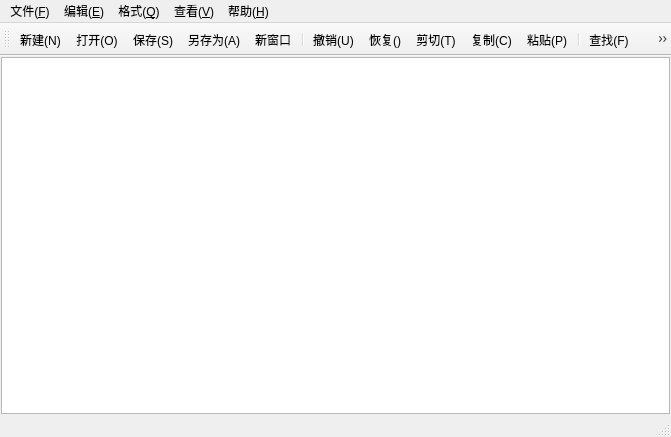
First picture: the form in mainwindow.ui, repository mtpatient/Qt_Lab, before the edit.
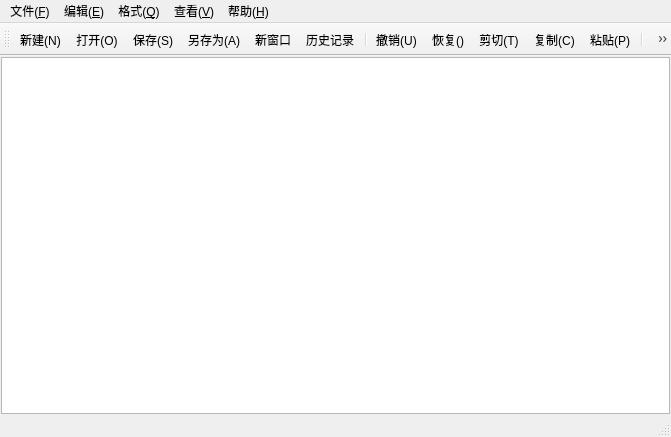
Second picture: the form after the edit. Icons and pictures are not drawn. Custom widgets are drawn as their Qt base class.

Commit message: 创建最近历史记录窗口

The edit to the form file:
```diff
--- a/mainwindow.ui
+++ b/mainwindow.ui
@@ -123,6 +123,7 @@
    <addaction name="action_Save"/>
    <addaction name="action_A_Save"/>
    <addaction name="action_new_window"/>
+   <addaction name="action_history"/>
    <addaction name="separator"/>
    <addaction name="action_U"/>
    <addaction name="action_Recover"/>
@@ -382,6 +383,15 @@
     <string>新窗口</string>
    </property>
   </action>
+  <action name="action_history">
+   <property name="icon">
+    <iconset resource="la2_res.qrc">
+     <normaloff>:/img/history.png</normaloff>:/img/history.png</iconset>
+   </property>
+   <property name="text">
+    <string>历史记录</string>
+   </property>
+  </action>
  </widget>
  <customwidgets>
   <customwidget>
```
Left out of the diff: 1 changed line with no effect on the pictures. The commit also changes 7 other files.
